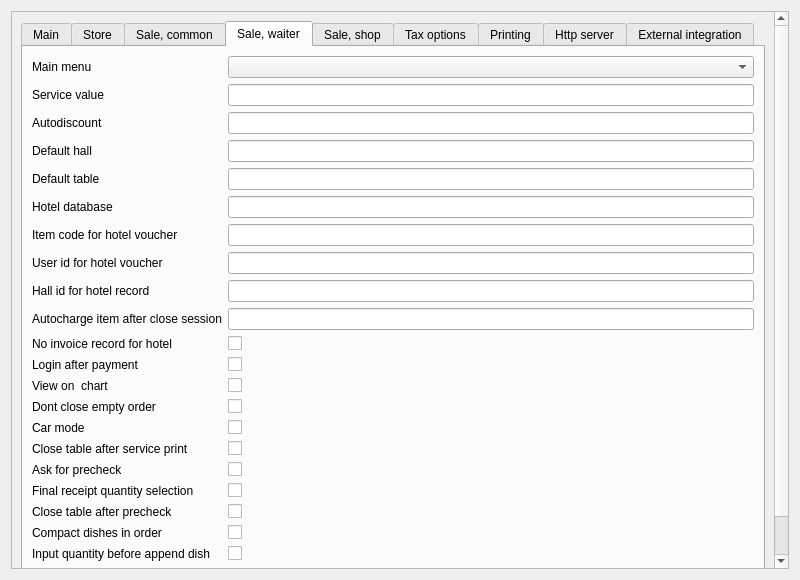
Qt form Reports/c5settingswidget.ui (End1-1/Cafe5) before a commit.
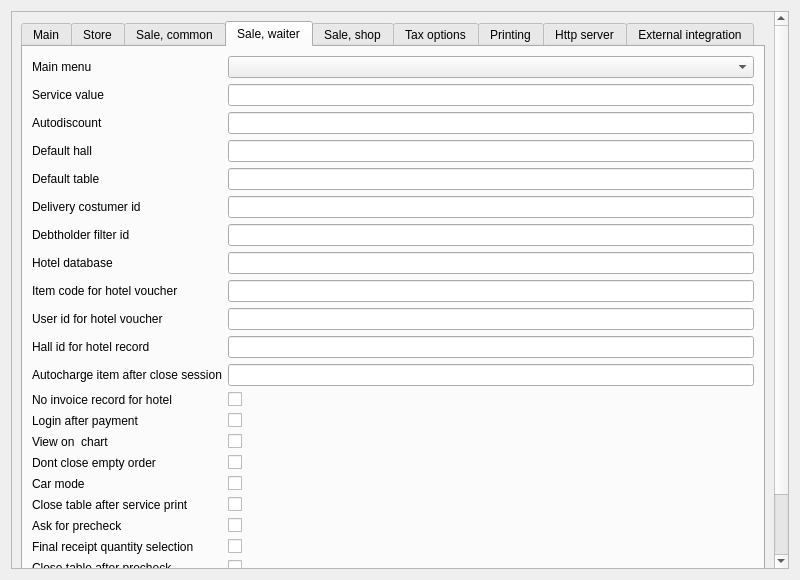
The same form after that commit. The open tabs and pages were chosen to show the change. Custom widgets are drawn as their Qt base class.

```diff
--- a/Reports/c5settingswidget.ui
+++ b/Reports/c5settingswidget.ui
@@ -36,8 +36,8 @@
        <rect>
         <x>0</x>
         <y>0</y>
-        <width>780</width>
-        <height>560</height>
+        <width>763</width>
+        <height>584</height>
        </rect>
       </property>
       <layout class="QHBoxLayout" name="horizontalLayout_2">
@@ -706,48 +706,61 @@
            <string>Sale, waiter</string>
           </attribute>
           <layout class="QGridLayout" name="gridLayout_5">
-           <item row="20" column="0">
-            <widget class="QLabel" name="label_108">
-             <property name="text">
-              <string>Input quantity before append dish</string>
+           <item row="0" column="2">
+            <widget class="C5ComboBox" name="cbMenu">
+             <property name="Tag" stdset="0">
+              <number>9</number>
              </property>
             </widget>
            </item>
-           <item row="16" column="0">
-            <widget class="QLabel" name="label_92">
+           <item row="12" column="0">
+            <widget class="QLabel" name="label_68">
              <property name="text">
-              <string>Ask for precheck</string>
+              <string>No invoice record for hotel</string>
              </property>
             </widget>
            </item>
-           <item row="11" column="0">
-            <widget class="QLabel" name="label_53">
-             <property name="text">
-              <string>Login after payment</string>
-             </property>
-            </widget>
-           </item>
-           <item row="13" column="0">
-            <widget class="QLabel" name="label_102">
-             <property name="text">
-              <string>Dont close empty order</string>
-             </property>
-            </widget>
-           </item>
-           <item row="6" column="0">
+           <item row="8" column="0">
             <widget class="QLabel" name="label_25">
              <property name="text">
               <string>Item code for hotel voucher</string>
              </property>
             </widget>
            </item>
-           <item row="14" column="0">
-            <widget class="QLabel" name="label_33">
+           <item row="10" column="0">
+            <widget class="QLabel" name="label_67">
              <property name="text">
-              <string>Car mode</string>
+              <string>Hall id for hotel record</string>
              </property>
             </widget>
            </item>
+           <item row="9" column="2">
+            <widget class="C5LineEdit" name="leUserIdForHotelVoucher">
+             <property name="Tag" stdset="0">
+              <number>70</number>
+             </property>
+            </widget>
+           </item>
+           <item row="8" column="2">
+            <widget class="C5LineEdit" name="leItemCodeForHotel">
+             <property name="Tag" stdset="0">
+              <number>21</number>
+             </property>
+            </widget>
+           </item>
+           <item row="23" column="2">
+            <spacer name="verticalSpacer_5">
+             <property name="orientation">
+              <enum>Qt::Vertical</enum>
+             </property>
+             <property name="sizeHint" stdset="0">
+              <size>
+               <width>20</width>
+               <height>40</height>
+              </size>
+             </property>
+            </spacer>
+           </item>
            <item row="1" column="2">
             <widget class="C5LineEdit" name="leServiceFactor">
              <property name="Tag" stdset="0">
@@ -755,78 +768,7 @@
              </property>
             </widget>
            </item>
-           <item row="3" column="0">
-            <widget class="QLabel" name="label_11">
-             <property name="text">
-              <string>Default hall</string>
-             </property>
-            </widget>
-           </item>
-           <item row="7" column="0">
-            <widget class="QLabel" name="label_43">
-             <property name="text">
-              <string>User id for hotel voucher</string>
-             </property>
-            </widget>
-           </item>
-           <item row="16" column="2">
-            <widget class="C5CheckBox" name="chAskForPrecheck">
-             <property name="text">
-              <string/>
-             </property>
-             <property name="Tag" stdset="0">
-              <number>96</number>
-             </property>
-            </widget>
-           </item>
            <item row="19" column="2">
-            <widget class="C5CheckBox" name="chCompactDishesInOrder">
-             <property name="text">
-              <string/>
-             </property>
-             <property name="Tag" stdset="0">
-              <number>101</number>
-             </property>
-            </widget>
-           </item>
-           <item row="15" column="2">
-            <widget class="C5CheckBox" name="chCloseTablefterServicePrint">
-             <property name="text">
-              <string/>
-             </property>
-             <property name="Tag" stdset="0">
-              <number>79</number>
-             </property>
-            </widget>
-           </item>
-           <item row="12" column="2">
-            <widget class="C5CheckBox" name="chViewOnChart">
-             <property name="text">
-              <string/>
-             </property>
-             <property name="Tag" stdset="0">
-              <number>112</number>
-             </property>
-            </widget>
-           </item>
-           <item row="15" column="0">
-            <widget class="QLabel" name="label_75">
-             <property name="text">
-              <string>Close table after service print</string>
-             </property>
-            </widget>
-           </item>
-           <item row="18" column="2">
-            <widget class="C5CheckBox" name="chCloseTableAfterPrecheck">
-             <property name="text">
-              <string/>
-             </property>
-             <property name="Tag" stdset="0">
-              <number>85</number>
-             </property>
-            </widget>
-           </item>
-           <item row="17" column="2">
             <widget class="C5CheckBox" name="chFinalReceiptQtySelect">
              <property name="text">
               <string/>
@@ -836,62 +778,47 @@
              </property>
             </widget>
            </item>
-           <item row="4" column="0">
-            <widget class="QLabel" name="label_12">
-             <property name="text">
-              <string>Default table</string>
-             </property>
-            </widget>
-           </item>
-           <item row="4" column="2">
-            <widget class="C5LineEdit" name="leTable">
-             <property name="Tag" stdset="0">
-              <number>12</number>
-             </property>
-            </widget>
-           </item>
-           <item row="18" column="0">
-            <widget class="QLabel" name="label_81">
-             <property name="text">
-              <string>Close table after precheck</string>
-             </property>
-            </widget>
-           </item>
-           <item row="19" column="0">
+           <item row="21" column="0">
             <widget class="QLabel" name="label_94">
              <property name="text">
               <string>Compact dishes in order</string>
              </property>
             </widget>
            </item>
-           <item row="8" column="0">
-            <widget class="QLabel" name="label_67">
+           <item row="16" column="2">
+            <widget class="C5CheckBox" name="chCarMode">
              <property name="text">
-              <string>Hall id for hotel record</string>
+              <string/>
+             </property>
+             <property name="Tag" stdset="0">
+              <number>30</number>
              </property>
             </widget>
            </item>
-           <item row="5" column="0">
+           <item row="7" column="0">
             <widget class="QLabel" name="label_19">
              <property name="text">
               <string>Hotel database</string>
              </property>
             </widget>
            </item>
-           <item row="1" column="0">
-            <widget class="QLabel" name="label_2">
-             <property name="text">
-              <string>Service value</string>
-             </property>
-            </widget>
-           </item>
-           <item row="9" column="2">
+           <item row="11" column="2">
             <widget class="C5LineEdit" name="leAutochargeDishAfterSessionClose">
              <property name="Tag" stdset="0">
               <number>111</number>
              </property>
             </widget>
            </item>
+           <item row="22" column="2">
+            <widget class="C5CheckBox" name="chAppendQuantityBefore">
+             <property name="text">
+              <string/>
+             </property>
+             <property name="Tag" stdset="0">
+              <number>117</number>
+             </property>
+            </widget>
+           </item>
            <item row="3" column="2">
             <widget class="C5LineEdit" name="leHall">
              <property name="Tag" stdset="0">
@@ -899,44 +826,34 @@
              </property>
             </widget>
            </item>
-           <item row="6" column="2">
-            <widget class="C5LineEdit" name="leItemCodeForHotel">
+           <item row="18" column="2">
+            <widget class="C5CheckBox" name="chAskForPrecheck">
+             <property name="text">
+              <string/>
+             </property>
              <property name="Tag" stdset="0">
-              <number>21</number>
+              <number>96</number>
              </property>
             </widget>
            </item>
-           <item row="8" column="2">
-            <widget class="C5LineEdit" name="leHallIdForHotel">
-             <property name="Tag" stdset="0">
-              <number>71</number>
+           <item row="3" column="0">
+            <widget class="QLabel" name="label_11">
+             <property name="text">
+              <string>Default hall</string>
              </property>
             </widget>
            </item>
-           <item row="21" column="2">
-            <spacer name="verticalSpacer_5">
-             <property name="orientation">
-              <enum>Qt::Vertical</enum>
-             </property>
-             <property name="sizeHint" stdset="0">
-              <size>
-               <width>20</width>
-               <height>40</height>
-              </size>
-             </property>
-            </spacer>
-           </item>
-           <item row="11" column="2">
-            <widget class="C5CheckBox" name="chWaiterLoginAfterPayment">
+           <item row="14" column="2">
+            <widget class="C5CheckBox" name="chViewOnChart">
              <property name="text">
               <string/>
              </property>
              <property name="Tag" stdset="0">
-              <number>51</number>
+              <number>112</number>
              </property>
             </widget>
            </item>
-           <item row="10" column="2">
+           <item row="12" column="2">
             <widget class="C5CheckBox" name="chNoInvoiceRecordForHotel">
              <property name="text">
               <string/>
@@ -946,59 +863,94 @@
              </property>
             </widget>
            </item>
-           <item row="0" column="0">
-            <widget class="QLabel" name="label_9">
+           <item row="15" column="0">
+            <widget class="QLabel" name="label_102">
              <property name="text">
-              <string>Main menu</string>
+              <string>Dont close empty order</string>
              </property>
             </widget>
            </item>
-           <item row="5" column="2">
+           <item row="7" column="2">
             <widget class="C5LineEdit" name="leHotelDatabase">
              <property name="Tag" stdset="0">
               <number>17</number>
              </property>
             </widget>
            </item>
-           <item row="0" column="2">
-            <widget class="C5ComboBox" name="cbMenu">
+           <item row="1" column="0">
+            <widget class="QLabel" name="label_2">
+             <property name="text">
+              <string>Service value</string>
+             </property>
+            </widget>
+           </item>
+           <item row="2" column="2">
+            <widget class="C5LineEdit" name="leAutoDiscount">
              <property name="Tag" stdset="0">
-              <number>9</number>
+              <number>118</number>
              </property>
             </widget>
            </item>
-           <item row="12" column="0">
-            <widget class="QLabel" name="label_105">
+           <item row="13" column="0">
+            <widget class="QLabel" name="label_53">
              <property name="text">
-              <string>View on  chart</string>
+              <string>Login after payment</string>
              </property>
             </widget>
            </item>
-           <item row="7" column="2">
-            <widget class="C5LineEdit" name="leUserIdForHotelVoucher">
+           <item row="2" column="0">
+            <widget class="QLabel" name="label_109">
+             <property name="text">
+              <string>Autodiscount</string>
+             </property>
+            </widget>
+           </item>
+           <item row="4" column="2">
+            <widget class="C5LineEdit" name="leTable">
              <property name="Tag" stdset="0">
-              <number>70</number>
+              <number>12</number>
              </property>
             </widget>
            </item>
-           <item row="20" column="2">
-            <widget class="C5CheckBox" name="chAppendQuantityBefore">
+           <item row="21" column="2">
+            <widget class="C5CheckBox" name="chCompactDishesInOrder">
              <property name="text">
               <string/>
              </property>
              <property name="Tag" stdset="0">
-              <number>117</number>
+              <number>101</number>
+             </property>
+            </widget>
+           </item>
+           <item row="16" column="0">
+            <widget class="QLabel" name="label_33">
+             <property name="text">
+              <string>Car mode</string>
              </property>
             </widget>
            </item>
            <item row="17" column="0">
-            <widget class="QLabel" name="label_91">
+            <widget class="QLabel" name="label_75">
              <property name="text">
-              <string>Final receipt quantity selection</string>
+              <string>Close table after service print</string>
              </property>
             </widget>
            </item>
-           <item row="13" column="2">
+           <item row="20" column="0">
+            <widget class="QLabel" name="label_81">
+             <property name="text">
+              <string>Close table after precheck</string>
+             </property>
+            </widget>
+           </item>
+           <item row="5" column="0">
+            <widget class="QLabel" name="label_110">
+             <property name="text">
+              <string>Delivery costumer id</string>
+             </property>
+            </widget>
+           </item>
+           <item row="15" column="2">
             <widget class="C5CheckBox" name="chDontCloseEmtpyOrder">
              <property name="text">
               <string/>
@@ -1008,41 +960,117 @@
              </property>
             </widget>
            </item>
-           <item row="10" column="0">
-            <widget class="QLabel" name="label_68">
+           <item row="18" column="0">
+            <widget class="QLabel" name="label_92">
              <property name="text">
-              <string>No invoice record for hotel</string>
+              <string>Ask for precheck</string>
              </property>
             </widget>
            </item>
-           <item row="14" column="2">
-            <widget class="C5CheckBox" name="chCarMode">
+           <item row="19" column="0">
+            <widget class="QLabel" name="label_91">
              <property name="text">
-              <string/>
+              <string>Final receipt quantity selection</string>
              </property>
+            </widget>
+           </item>
+           <item row="22" column="0">
+            <widget class="QLabel" name="label_108">
+             <property name="text">
+              <string>Input quantity before append dish</string>
+             </property>
+            </widget>
+           </item>
+           <item row="10" column="2">
+            <widget class="C5LineEdit" name="leHallIdForHotel">
              <property name="Tag" stdset="0">
-              <number>30</number>
+              <number>71</number>
+             </property>
+            </widget>
+           </item>
+           <item row="0" column="0">
+            <widget class="QLabel" name="label_9">
+             <property name="text">
+              <string>Main menu</string>
              </property>
             </widget>
            </item>
            <item row="9" column="0">
+            <widget class="QLabel" name="label_43">
+             <property name="text">
+              <string>User id for hotel voucher</string>
+             </property>
+            </widget>
+           </item>
+           <item row="17" column="2">
+            <widget class="C5CheckBox" name="chCloseTablefterServicePrint">
+             <property name="text">
+              <string/>
+             </property>
+             <property name="Tag" stdset="0">
+              <number>79</number>
+             </property>
+            </widget>
+           </item>
+           <item row="13" column="2">
+            <widget class="C5CheckBox" name="chWaiterLoginAfterPayment">
+             <property name="text">
+              <string/>
+             </property>
+             <property name="Tag" stdset="0">
+              <number>51</number>
+             </property>
+            </widget>
+           </item>
+           <item row="20" column="2">
+            <widget class="C5CheckBox" name="chCloseTableAfterPrecheck">
+             <property name="text">
+              <string/>
+             </property>
+             <property name="Tag" stdset="0">
+              <number>85</number>
+             </property>
+            </widget>
+           </item>
+           <item row="11" column="0">
             <widget class="QLabel" name="label_104">
              <property name="text">
               <string>Autocharge item after close session</string>
              </property>
             </widget>
            </item>
-           <item row="2" column="0">
-            <widget class="QLabel" name="label_109">
+           <item row="4" column="0">
+            <widget class="QLabel" name="label_12">
              <property name="text">
-              <string>Autodiscount</string>
+              <string>Default table</string>
              </property>
             </widget>
            </item>
-           <item row="2" column="2">
-            <widget class="C5LineEdit" name="leAutoDiscount">
+           <item row="14" column="0">
+            <widget class="QLabel" name="label_105">
+             <property name="text">
+              <string>View on  chart</string>
+             </property>
+            </widget>
+           </item>
+           <item row="6" column="0">
+            <widget class="QLabel" name="label_111">
+             <property name="text">
+              <string>Debtholder filter id</string>
+             </property>
+            </widget>
+           </item>
+           <item row="5" column="2">
+            <widget class="C5LineEdit" name="leDeliveryCostumerId">
              <property name="Tag" stdset="0">
-              <number>118</number>
+              <number>119</number>
+             </property>
+            </widget>
+           </item>
+           <item row="6" column="2">
+            <widget class="C5LineEdit" name="leDebtholderFilterId">
+             <property name="Tag" stdset="0">
+              <number>120</number>
              </property>
             </widget>
            </item>
@@ -2181,6 +2209,11 @@
   </layout>
  </widget>
  <customwidgets>
+  <customwidget>
+   <class>C5LineEdit</class>
+   <extends>QLineEdit</extends>
+   <header location="global">c5lineedit.h</header>
+  </customwidget>
   <customwidget>
    <class>C5LineEditWithSelector</class>
    <extends>QLineEdit</extends>
@@ -2191,11 +2224,6 @@
    <extends>QCheckBox</extends>
    <header location="global">c5checkbox.h</header>
   </customwidget>
-  <customwidget>
-   <class>C5LineEdit</class>
-   <extends>QLineEdit</extends>
-   <header location="global">c5lineedit.h</header>
-  </customwidget>
   <customwidget>
    <class>C5ComboBox</class>
    <extends>QComboBox</extends>
```
Left out of the diff: 38 changed lines with no effect on the pictures.
